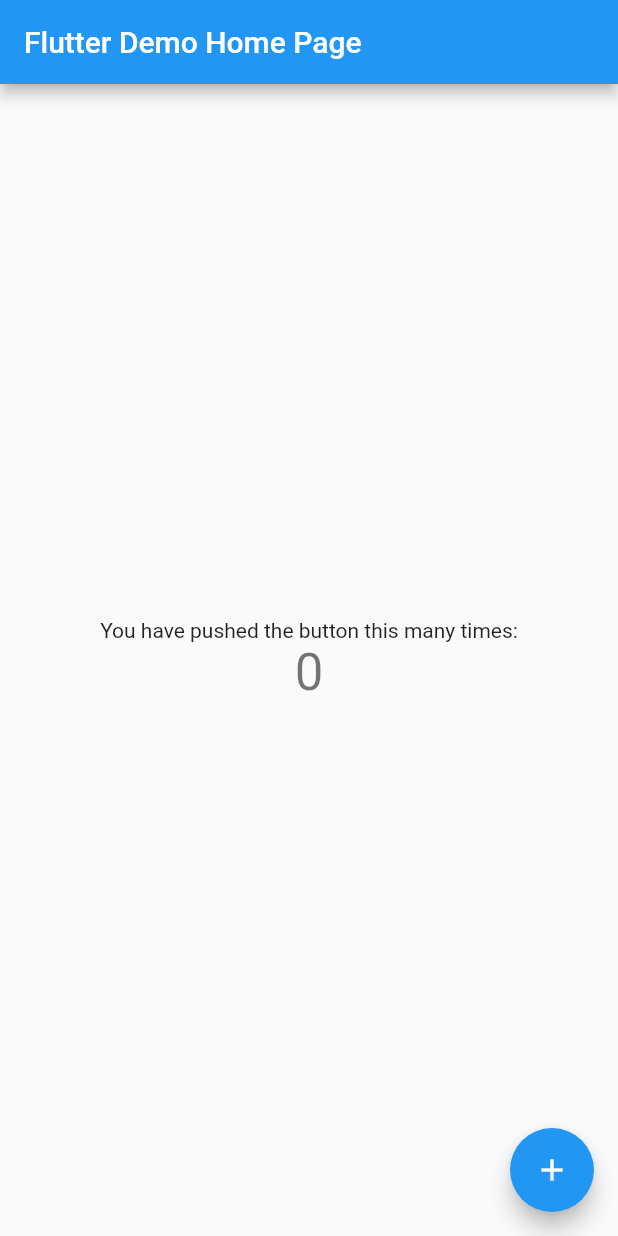
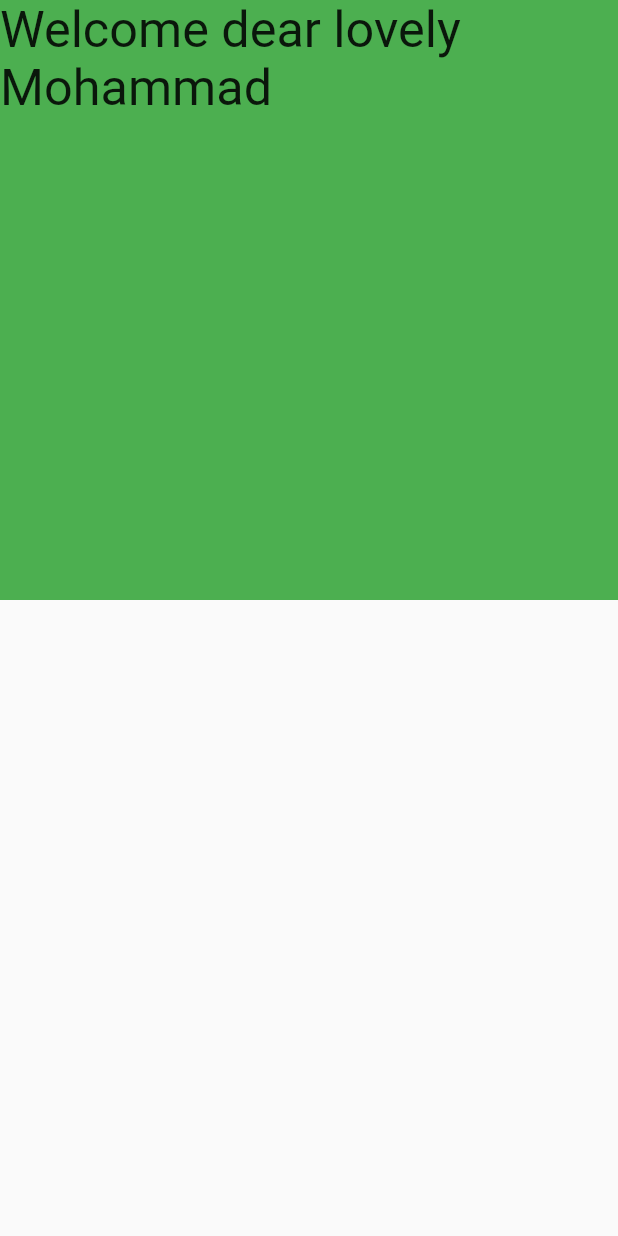
Before and after one commit to Reza-Hakimyar/dailytrade.app, a Flutter app: the screen it shows after launch, on a phone screen of 412 x 824 dp. Run offline on Flutter 3.47's test engine with Material 2 defaults, Android fonts, the phone set to English and light mode, and no system bars.

Commit message:
Updated everything

```diff
--- a/lib/main.dart
+++ b/lib/main.dart
@@ -1,4 +1,6 @@
 import 'package:flutter/material.dart';
+
+import '../screens/home/home_screen.dart';
 
 void main() {
   runApp(const MyApp());
@@ -7,110 +9,12 @@
 class MyApp extends StatelessWidget {
   const MyApp({Key? key}) : super(key: key);
 
-  // This widget is the root of your application.
   @override
   Widget build(BuildContext context) {
-    return MaterialApp(
+    return const MaterialApp(
       debugShowCheckedModeBanner: false,
-      title: 'Flutter',
-      theme: ThemeData(
-        // This is the theme of your application.
-        //
-        // Try running your application with "flutter run". You'll see the
-        // application has a blue toolbar. Then, without quitting the app, try
-        // changing the primarySwatch below to Colors.green and then invoke
-        // "hot reload" (press "r" in the console where you ran "flutter run",
-        // or simply save your changes to "hot reload" in a Flutter IDE).
-        // Notice that the counter didn't reset back to zero; the application
-        // is not restarted.
-        primarySwatch: Colors.blue,
-      ),
-      home: const MyHomePage(title: 'Flutter Demo Home Page'),
+      title: "Daily Trade ",
+      home: HomeScreen(),
     );
   }
 }
-
-class MyHomePage extends StatefulWidget {
-  const MyHomePage({Key? key, required this.title}) : super(key: key);
-
-  // This widget is the home page of your application. It is stateful, meaning
-  // that it has a State object (defined below) that contains fields that affect
-  // how it looks.
-
-  // This class is the configuration for the state. It holds the values (in this
-  // case the title) provided by the parent (in this case the App widget) and
-  // used by the build method of the State. Fields in a Widget subclass are
-  // always marked "final".
-
-  final String title;
-
-  @override
-  State<MyHomePage> createState() => _MyHomePageState();
-}
-
-class _MyHomePageState extends State<MyHomePage> {
-  int _counter = 0;
-
-  void _incrementCounter() {
-    setState(() {
-      // This call to setState tells the Flutter framework that something has
-      // changed in this State, which causes it to rerun the build method below
-      // so that the display can reflect the updated values. If we changed
-      // _counter without calling setState(), then the build method would not be
-      // called again, and so nothing would appear to happen.
-      _counter++;
-    });
-  }
-
-  @override
-  Widget build(BuildContext context) {
-    // This method is rerun every time setState is called, for instance as done
-    // by the _incrementCounter method above.
-    //
-    // The Flutter framework has been optimized to make rerunning build methods
-    // fast, so that you can just rebuild anything that needs updating rather
-    // than having to individually change instances of widgets.
-    return Scaffold(
-      appBar: AppBar(
-        // Here we take the value from the MyHomePage object that was created by
-        // the App.build method, and use it to set our appbar title.
-        title: Text(widget.title),
-      ),
-      body: Center(
-        // Center is a layout widget. It takes a single child and positions it
-        // in the middle of the parent.
-        child: Column(
-          // Column is also a layout widget. It takes a list of children and
-          // arranges them vertically. By default, it sizes itself to fit its
-          // children horizontally, and tries to be as tall as its parent.
-          //
-          // Invoke "debug painting" (press "p" in the console, choose the
-          // "Toggle Debug Paint" action from the Flutter Inspector in Android
-          // Studio, or the "Toggle Debug Paint" command in Visual Studio Code)
-          // to see the wireframe for each widget.
-          //
-          // Column has various properties to control how it sizes itself and
-          // how it positions its children. Here we use mainAxisAlignment to
-          // center the children vertically; the main axis here is the vertical
-          // axis because Columns are vertical (the cross axis would be
-          // horizontal).
-          mainAxisAlignment: MainAxisAlignment.center,
-          children: <Widget>[
-            const Text(
-              'You have pushed the button this many times:',
-            ),
-            Text(
-              '$_counter',
-              style: Theme.of(context).textTheme.headline4,
-            ),
-          ],
-        ),
-      ),
-      floatingActionButton: FloatingActionButton(
-        onPressed: _incrementCounter,
-        tooltip: 'Increment',
-        child: const Icon(Icons.add),
-      ), // This trailing comma makes auto-formatting nicer for build methods.
-    );
-  }
-}
--- /dev/null
+++ b/lib/screens/home/home_screen.dart
@@ -0,0 +1,21 @@
+import 'package:flutter/material.dart';
+
+class HomeScreen extends StatelessWidget {
+  const HomeScreen({Key? key}) : super(key: key);
+
+  @override
+  Widget build(BuildContext context) {
+    return Scaffold(
+      body: Container(
+        height: 400,
+        decoration: const BoxDecoration(
+          color: Colors.green,
+        ),
+        child: const Text(
+          "Welcome dear lovely Mohammad",
+          textScaleFactor: 2.4,
+        ),
+      ),
+    );
+  }
+}
```
